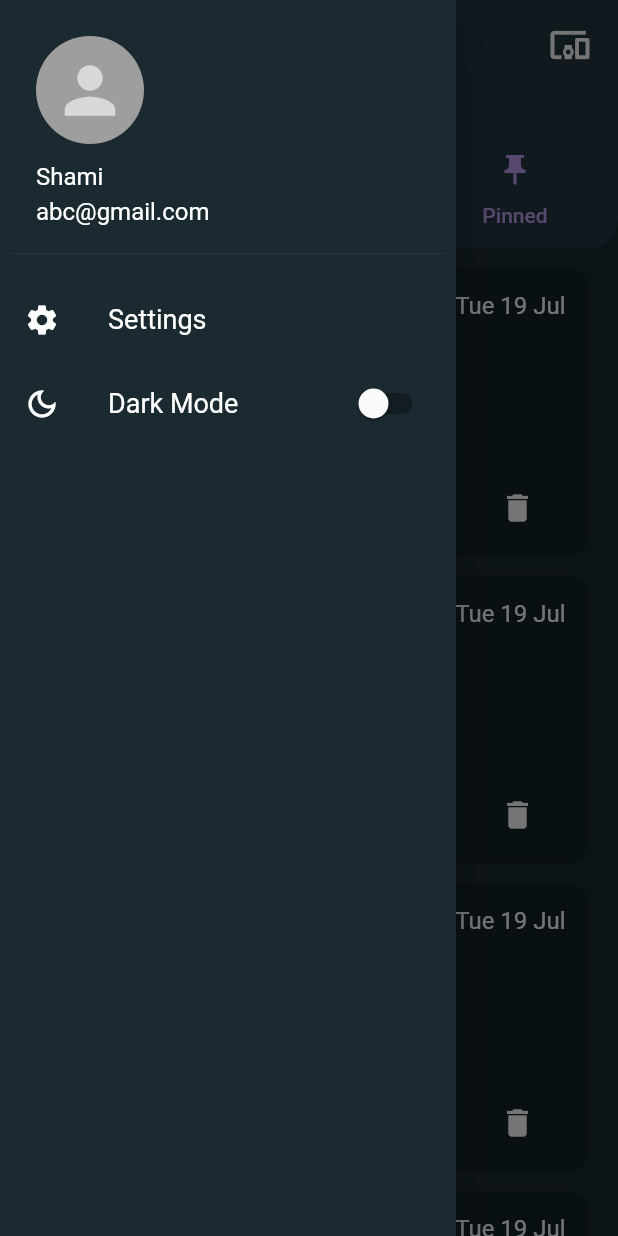
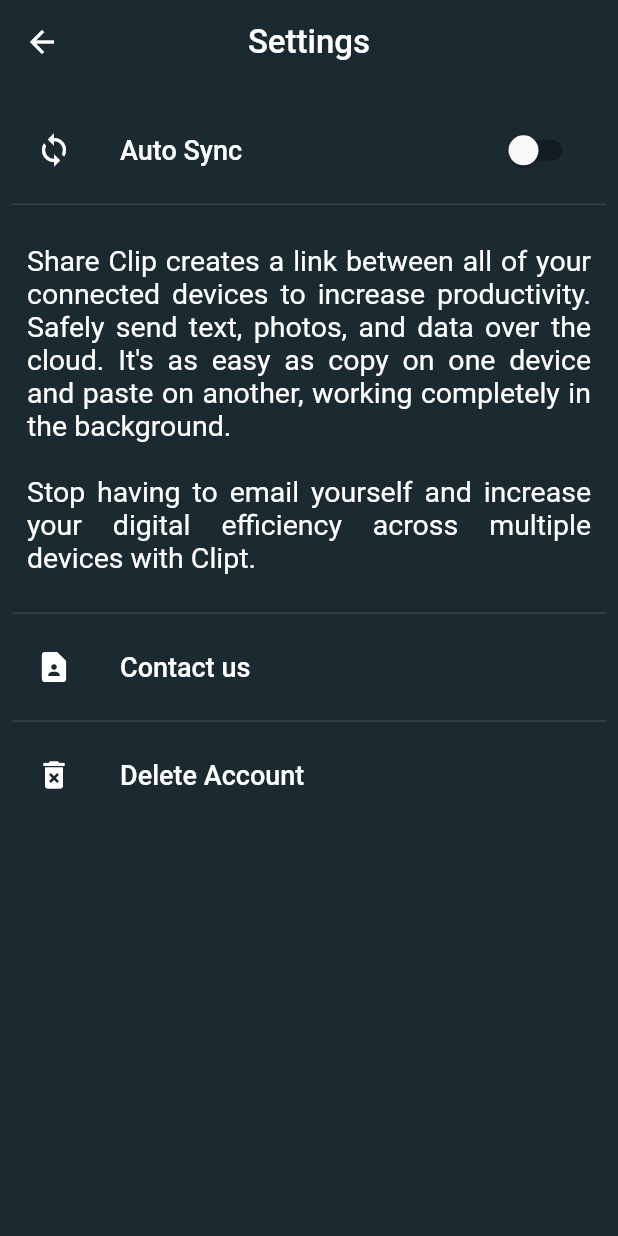
Before and after one commit to Ahtsham0715/share_clip, a Flutter app: the screen it shows after launch, in the side drawer, after a tap on "Settings", on a phone screen of 412 x 824 dp. Run offline on Flutter 3.47's test engine with Material 2 defaults, Android fonts, the phone set to English and light mode, and no system bars; our stand-ins replace file_picker, fluttertoast, font_awesome_flutter, get.

Commit message:
settings page added and other design added

```diff
--- a/lib/custom widgets/custom_widgets.dart
+++ b/lib/custom widgets/custom_widgets.dart
@@ -148,3 +148,9 @@
     duration: Duration(seconds: duration),
   );
 }
+
+Widget customdivider({thick = 0.5}) {
+  return Divider(
+    thickness: thick,
+  );
+}
--- a/lib/home_page.dart
+++ b/lib/home_page.dart
@@ -1,7 +1,9 @@
 import 'package:flutter/material.dart';
 import 'package:font_awesome_flutter/font_awesome_flutter.dart';
+import 'package:get/get.dart';
 import 'package:intl/intl.dart';
 import 'package:share_clip/custom%20widgets/custom_widgets.dart';
+import 'package:share_clip/settings.dart';
 import 'package:share_clip/utils.dart';
 
 class HomePage extends StatefulWidget {
@@ -16,6 +18,7 @@
   late TabController _tabController;
   DateTime now = DateTime.now();
   String? formattedDate;
+  bool darkmode = false;
   @override
   void initState() {
     _tabController = TabController(length: 3, vsync: this);
@@ -32,7 +35,7 @@
       // backgroundColor: customPrimaryColor,
       floatingActionButton: _tabController.index == 1
           ? FloatingActionButton.extended(
-              backgroundColor: Colors.deepPurple[400],
+              backgroundColor: Colors.teal,
               onPressed: () {},
               label: customText(
                   txt: ' File ',
@@ -50,9 +53,10 @@
         backgroundColor: customPrimaryColor,
         child: ListView(
           children: [
-            Padding(
-              padding: const EdgeInsets.all(8.0),
-              child: UserAccountsDrawerHeader(
+            UserAccountsDrawerHeader(
+              decoration: BoxDecoration(
+                color: customPrimaryColor,
+              ),
               accountName: customText(txt: 'Shami'),
               accountEmail: customText(txt: 'abc@gmail.com'),
               currentAccountPicture: const CircleAvatar(
@@ -64,23 +68,56 @@
                 ),
               ),
             ),
+            customdivider(),
+            ListTile(
+              dense: true,
+              onTap: () {
+                Get.to(
+                  () => const SettingsPage(),
+                );
+              },
+              title: customText(
+                txt: 'Settings',
+                fsize: 18.0,
+                fweight: FontWeight.w500,
               ),
-            ListTile(
-              onTap: () {},
-              title: customText(txt: 'Settings', fsize: 18.0),
               leading: const Icon(
                 Icons.settings,
                 color: Colors.white,
               ),
             ),
+            customdivider(),
             SwitchListTile(
-              title: customText(txt: 'Dark Mode', fsize: 18.0),
+              dense: true,
+              title: customText(
+                txt: 'Dark Mode',
+                fsize: 18.0,
+                fweight: FontWeight.w500,
+              ),
               secondary: const Icon(
-                Icons.dark_mode_outlined,
+                Icons.dark_mode,
                 color: Colors.white,
               ),
-              value: false,
-              onChanged: (val) {},
+              value: darkmode,
+              onChanged: (val) {
+                setState(() {
+                  darkmode = val;
+                });
+              },
+            ),
+            customdivider(),
+            ListTile(
+              dense: true,
+              onTap: () {},
+              title: customText(
+                txt: 'Sign out',
+                fsize: 18.0,
+                fweight: FontWeight.w500,
+              ),
+              leading: const Icon(
+                Icons.logout_rounded,
+                color: Colors.white,
+              ),
             ),
           ],
         ),
@@ -127,8 +164,9 @@
                   indicatorColor: Colors.blueGrey,
                   indicatorSize: TabBarIndicatorSize.label,
                   indicatorWeight: 3.0,
+                  labelColor: Colors.teal,
                   unselectedLabelColor:
-                      const Color.fromARGB(255, 188, 159, 238),
+                      const Color.fromARGB(255, 190, 189, 192),
                   tabs: const [
                     Tab(
                       text: "Clipboard",
@@ -175,12 +213,12 @@
                                 'clipboard data\nhdjsfsddsf\nasjdsja\nsgahd\nsdndjdsfds\nkjsdfj',
                                 style: TextStyle(
                                   fontSize: 17.0,
+                                  color: Colors.white,
                                   // fontWeight: FontWeight.bold,
                                 ),
                               ),
                               trailing: customText(
-                                txt: formattedDate,
-                              ),
+                                  txt: formattedDate, clr: Colors.white),
                             ),
                             ListTile(
                               minVerticalPadding: 0.0,
--- a/lib/main.dart
+++ b/lib/main.dart
@@ -14,16 +14,12 @@
   Widget build(BuildContext context) {
     return GetMaterialApp(
       debugShowCheckedModeBanner: false,
-      // darkTheme: ThemeData(
-      //   brightness: Brightness.dark,
-      //   primarySwatch: Colors.blue,
-      //   primaryColor: customPrimaryColor,
-      // ),
       theme: ThemeData.dark().copyWith(
           primaryColor: customPrimaryColor,
           scaffoldBackgroundColor: customPrimaryColor,
           colorScheme: ColorScheme.light(
             tertiary: customPrimaryColor,
+
             // brightness: Brightness.light,
             primary: customPrimaryColor,
           )),
--- /dev/null
+++ b/lib/settings.dart
@@ -0,0 +1,104 @@
+import 'package:flutter/material.dart';
+import 'package:share_clip/custom%20widgets/custom_widgets.dart';
+
+class SettingsPage extends StatefulWidget {
+  const SettingsPage({Key? key}) : super(key: key);
+
+  @override
+  State<SettingsPage> createState() => _SettingsPageState();
+}
+
+class _SettingsPageState extends State<SettingsPage> {
+  bool autosync = false;
+  @override
+  Widget build(BuildContext context) {
+    return Scaffold(
+      appBar: AppBar(
+        elevation: 0.0,
+        title: customText(
+          txt: 'Settings',
+          fsize: 22.0,
+          fweight: FontWeight.w500,
+        ),
+        centerTitle: true,
+      ),
+      body: SingleChildScrollView(
+        scrollDirection: Axis.vertical,
+        padding: const EdgeInsets.all(8.0),
+        child: Column(
+          children: [
+            SizedBox(
+              height: MediaQuery.of(context).size.height * 0.01,
+            ),
+            SwitchListTile(
+              title: customText(
+                txt: 'Auto Sync',
+                fsize: 18.0,
+                fweight: FontWeight.w500,
+              ),
+              secondary: const Icon(
+                Icons.sync,
+                color: Colors.white,
+              ),
+              value: autosync,
+              onChanged: (val) {
+                setState(() {
+                  autosync = val;
+                });
+              },
+            ),
+            customdivider(thick: 1.0),
+            SizedBox(
+              height: MediaQuery.of(context).size.height * 0.01,
+            ),
+            Padding(
+              padding: const EdgeInsets.all(10.0),
+              child: RichText(
+                textAlign: TextAlign.justify,
+                text: const TextSpan(children: [
+                  TextSpan(
+                    text:
+                        "Share Clip creates a link between all of your connected devices to increase productivity. Safely send text, photos, and data over the cloud. It's as easy as copy on one device and paste on another, working completely in the background.\n\nStop having to email yourself and increase your digital efficiency across multiple devices with Clipt.",
+                    style: TextStyle(
+                      fontSize: 19.0,
+                      fontWeight: FontWeight.w400,
+                    ),
+                  ),
+                ]),
+              ),
+            ),
+            SizedBox(
+              height: MediaQuery.of(context).size.height * 0.01,
+            ),
+            customdivider(thick: 1.0),
+            ListTile(
+              onTap: () {},
+              title: customText(
+                txt: 'Contact us',
+                fsize: 18.0,
+                fweight: FontWeight.w500,
+              ),
+              leading: const Icon(
+                Icons.contact_page,
+                color: Colors.white,
+              ),
+            ),
+            customdivider(thick: 1.0),
+            ListTile(
+              onTap: () {},
+              title: customText(
+                txt: 'Delete Account',
+                fsize: 18.0,
+                fweight: FontWeight.w500,
+              ),
+              leading: const Icon(
+                Icons.delete_forever,
+                color: Colors.white,
+              ),
+            ),
+          ],
+        ),
+      ),
+    );
+  }
+}
```
Lines whose indentation alone changed are shown as unchanged.
